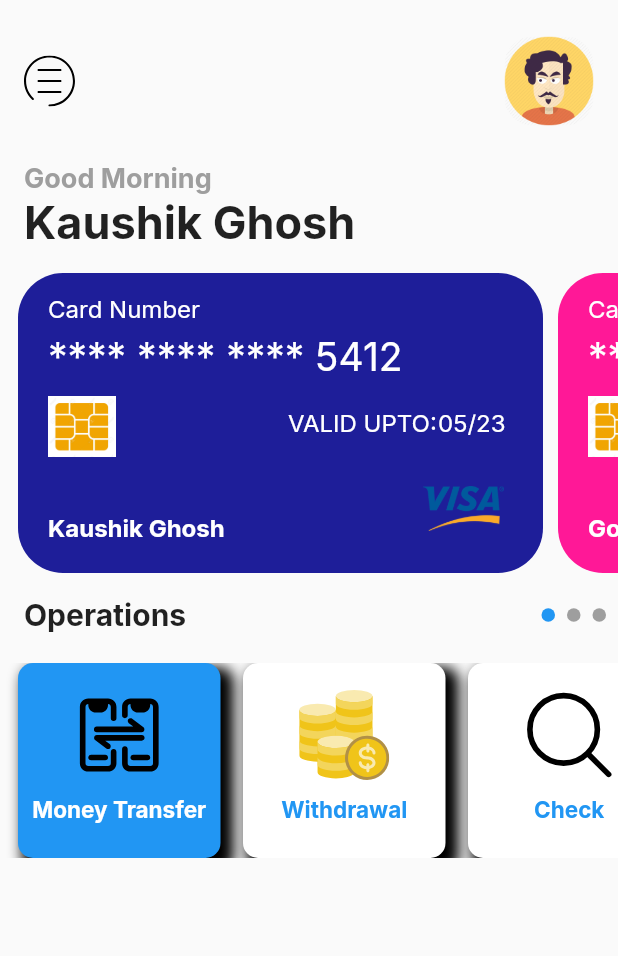
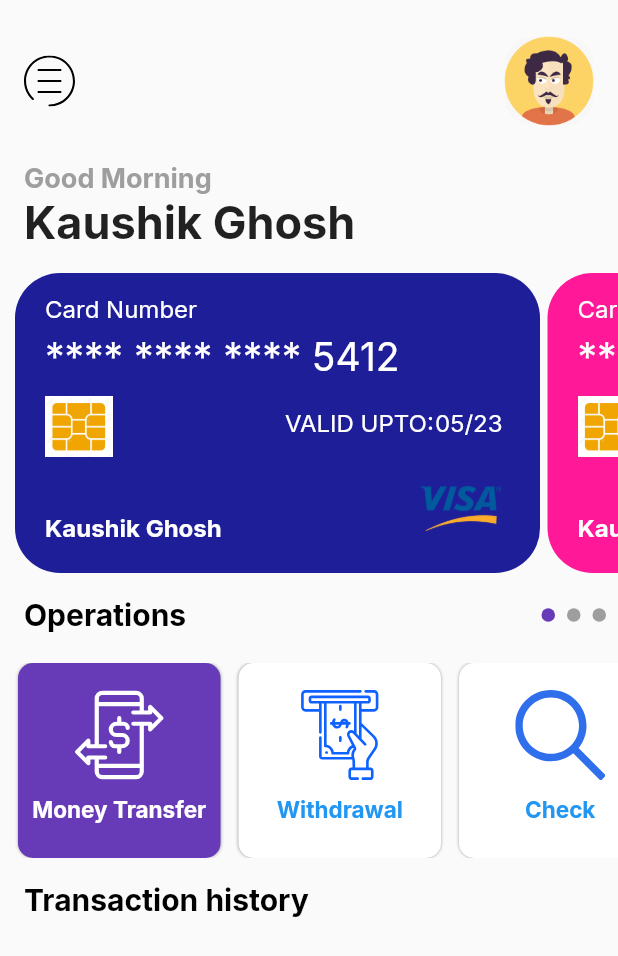
Before and after one commit to kaushikpuka1998/money_management_ui, a Flutter app: the screen it shows after launch, on a phone screen of 412 x 824 dp. Shown: the top 956 px of the screen. Run offline on Flutter 3.47's test engine with Material 2 defaults, Android fonts, the phone set to English and light mode, and no system bars; our stand-ins replace flutter_svg, google_fonts.

Commit message:
Modified in pubspec.yaml and transaction history part created

```diff
--- a/lib/Screens/home_screen.dart
+++ b/lib/Screens/home_screen.dart
@@ -93,11 +93,11 @@ class _HomeScreenState extends State<HomeScreen> {
                   height: 200,
                   child: ListView.builder(
                     scrollDirection: Axis.horizontal,
-                    padding: EdgeInsets.only(left: 12,right:12),
+                    padding: EdgeInsets.only(left: 10,right:10),
                     itemCount: cards.length,
                     itemBuilder: (context,index){
                       return Container(
-                        margin: EdgeInsets.only(right: 10),
+                        margin: EdgeInsets.only(right: 5),
                         height: 200,
                         width: 350,
                         decoration: BoxDecoration(
@@ -178,6 +178,7 @@ class _HomeScreenState extends State<HomeScreen> {
                       Text("Operations",style: GoogleFonts.inter(
                         fontSize: 20,
                         fontWeight: FontWeight.bold,
+                        color: Colors.black
                       ),),
                       Row(
 
@@ -191,7 +192,7 @@ class _HomeScreenState extends State<HomeScreen> {
                             margin: EdgeInsets.only(right: 8),
                             decoration: BoxDecoration(
                               shape: BoxShape.circle,
-                              color: current==index?Colors.blue:Colors.grey,
+                              color: current==index?Colors.deepPurple:Colors.grey,
                             ),
                           );
                         }),
@@ -221,15 +222,57 @@ class _HomeScreenState extends State<HomeScreen> {
                         child: OperationCard (
 
                           operation: datas[index].details,
-                          selectedIcon: datas[index].image,
-                          unselectedIcon: datas[index].image,
+                          selectedIcon: datas[index].simage,
+                          unselectedIcon: datas[index].uimage,
                           isSelected: current==index,
                           context : this,
 
                         ),
                       );
                       }),
-                )
+                ),
+
+
+                //Transactions
+                Padding(
+                  padding: const EdgeInsets.only(top:16.0,left: 16,bottom: 20),
+                  child: Row(
+                    mainAxisAlignment: MainAxisAlignment.spaceBetween,
+                    children: <Widget>[
+                      Text("Transaction history",style: GoogleFonts.inter(
+                        fontSize: 20,
+                        fontWeight: FontWeight.bold,
+                        color: Colors.black
+                      ),),
+
+                    ],
+                  ),
+                ),
+                ListView.builder(
+
+                    itemCount: 5,
+                    padding: EdgeInsets.only(left: 15,right: 15),
+                    shrinkWrap: true,
+                    itemBuilder: (context,index){
+                      return Container(
+                        height: 57,
+                        margin: EdgeInsets.only(bottom: 15),
+                        padding: EdgeInsets.only(left: 24,right: 24,top: 12,bottom: 12),
+                        decoration: BoxDecoration(
+                          borderRadius: BorderRadius.circular(12),
+                          boxShadow: [
+                            BoxShadow(
+                              color: Colors.white10,
+                              blurRadius: 20,
+                              spreadRadius: 5,
+                              offset: Offset(8.0,5.0)
+
+                            )
+                          ]
+                        ),
+                      );
+                }),
+
               ],
             ),
           ),
@@ -257,21 +300,21 @@ class _OperationCardState extends State<OperationCard> {
   @override
   Widget build(BuildContext context) {
     return Container(
-      margin: EdgeInsets.only(right: 15),
+      margin: EdgeInsets.only(right: 12),
       width: 135,
       height: 125,
       decoration: BoxDecoration(
         boxShadow: [
           BoxShadow(
-            color: Colors.black,
-            blurRadius: 7,
-            spreadRadius: 3,
-            offset: Offset(6,6),
+            color: Colors.grey,
+            blurRadius: 1,
+            spreadRadius: 0,
+
           )
         ],
 
         borderRadius: BorderRadius.circular(10),
-          color: widget.isSelected?Colors.blue:Colors.white
+          color: widget.isSelected?Colors.deepPurple:Colors.white
       ),
 
       child: Column(
--- a/lib/card_model.dart
+++ b/lib/card_model.dart
@@ -30,7 +30,7 @@ var cardData = [
   ,
 
   {
-    "user": "Gourab Banik",
+    "user": "Kaushik Ghosh",
     "cardNumber": "**** **** **** 9785",
     "cardexpire": "07/22",
     "cardtype": "images/mastercard.png",
@@ -39,7 +39,7 @@ var cardData = [
   },
 
   {
-    "user": "Swapnoneel Barua",
+    "user": "Kaushik Ghosh",
     "cardNumber": "**** **** **** 2478",
     "cardexpire": "11/25",
     "cardtype": "images/visa.png",
--- a/lib/data_model.dart
+++ b/lib/data_model.dart
@@ -1,16 +1,17 @@
 class Datas {
 
 
-  String details, image;
+  String details, simage,uimage;
 
 
-  Datas(this.details, this.image);
+  Datas(this.details, this.simage,this.uimage);
 
 }
 
   List<Datas>datas = datadetails.map((e) => Datas(
     e['details'],
-    e['image'],
+    e['simage'],
+    e['uimage']
   ),
   ).toList();
 
@@ -18,15 +19,18 @@ class Datas {
 var datadetails = [
   {
     "details":"Money Transfer",
-    "image": "images/transfer.svg"
+    "simage": "images/transactionselected.svg",
+    "uimage": "images/transactionunselected.svg"
   },
   {
     "details":"Withdrawal",
-    "image": "images/moneywithdrawal.svg"
+    "simage": "images/withdrawselected.svg",
+    "uimage": "images/withdrawunselected.svg"
   },
   {
     "details":"Check",
-    "image": "images/check.svg"
+    "simage": "images/checkselected.svg",
+    "uimage":"images/checkunselected.svg"
   },
 
 
```
Also changed, not shown: pubspec.yaml (+9 -5 lines), images/check.svg (deleted), images/checkselected.svg (added), images/checkunselected.svg (added), images/moneytransaction.png (deleted), images/moneytransfer.svg (deleted), images/moneywithdrawal.svg (deleted), images/transactionselected.svg (added), images/transactionunselected.svg (added), images/transfer.svg (deleted), images/withdrawal.png (deleted), images/withdrawselected.svg (added), images/withdrawunselected.svg (added).
